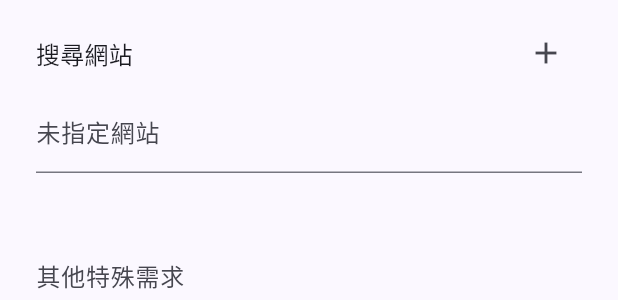
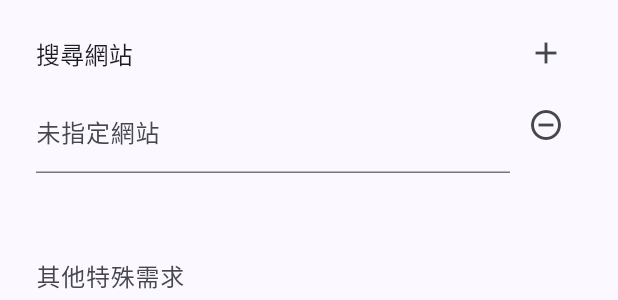
Before and after one commit to allenljf/daily-news, a Flutter app: the CategorySettingsForm widget shown alone on an empty page, opened directly with empty values, on a phone screen of 412 x 824 dp. Shown: the part 235-535 px from the top of the screen. Run offline on Flutter 3.47's test engine with Material 3 defaults, Android fonts, the phone set to English and light mode, and no system bars; our stand-ins replace dio, firebase_auth, firebase_core, flutter_riverpod, go_router, google_sign_in; accounts and stored records are empty; network calls fail.

Commit message:
feat: allow removing Category Source Settings
Each search website row now has a remove button; saving sends the remaining list so the server soft-deletes the removed Source Setting.

```diff
--- a/apps/mobile/lib/features/categories/presentation/category_settings_sheet.dart
+++ b/apps/mobile/lib/features/categories/presentation/category_settings_sheet.dart
@@ -16,6 +16,9 @@ const addSourceDialogFieldKey = Key('add-source-dialog-field');
 const saveCategoryButtonKey = Key('save-category-button');
 
 Key sourceSettingFieldKey(int index) => ValueKey('source-setting-$index');
+
+Key removeSourceSettingButtonKey(int index) =>
+    ValueKey('remove-source-setting-$index');
 
 final class CategorySettingsSheet extends ConsumerWidget {
   const CategorySettingsSheet({this.category, super.key});
@@ -164,6 +167,10 @@ final class _CategorySettingsFormState extends State<CategorySettingsForm> {
               for (var index = 0; index < _sourceControllers.length; index += 1)
                 Padding(
                   padding: const EdgeInsets.only(bottom: AppSpacing.small),
+                  child: Row(
+                    crossAxisAlignment: CrossAxisAlignment.start,
+                    children: [
+                      Expanded(
                         child: TextFormField(
                           key: sourceSettingFieldKey(index),
                           controller: _sourceControllers[index],
@@ -173,6 +180,17 @@ final class _CategorySettingsFormState extends State<CategorySettingsForm> {
                                 : localizations.websiteNameOrUrl,
                           ),
                           textInputAction: TextInputAction.next,
+                        ),
+                      ),
+                      IconButton(
+                        key: removeSourceSettingButtonKey(index),
+                        tooltip: localizations.removeSearchWebsite,
+                        onPressed: widget.isSubmitting
+                            ? null
+                            : () => _removeSourceSetting(index),
+                        icon: const Icon(Icons.remove_circle_outline),
+                      ),
+                    ],
                   ),
                 ),
               const SizedBox(height: AppSpacing.small),
@@ -244,6 +262,16 @@ final class _CategorySettingsFormState extends State<CategorySettingsForm> {
       return;
     }
     setState(() => _sourceControllers.add(TextEditingController(text: source)));
+  }
+
+  void _removeSourceSetting(int index) {
+    setState(() {
+      final controller = _sourceControllers.removeAt(index);
+      controller.dispose();
+      if (_sourceControllers.isEmpty) {
+        _sourceControllers.add(TextEditingController());
+      }
+    });
   }
 
   Future<void> _save() async {
--- a/apps/mobile/lib/l10n/app_localizations.dart
+++ b/apps/mobile/lib/l10n/app_localizations.dart
@@ -214,6 +214,12 @@ abstract class AppLocalizations {
   /// **'新增搜尋網站'**
   String get addSearchWebsite;
 
+  /// No description provided for @removeSearchWebsite.
+  ///
+  /// In zh, this message translates to:
+  /// **'移除搜尋網站'**
+  String get removeSearchWebsite;
+
   /// No description provided for @websiteNameOrUrl.
   ///
   /// In zh, this message translates to:
--- a/apps/mobile/lib/l10n/app_localizations_zh.dart
+++ b/apps/mobile/lib/l10n/app_localizations_zh.dart
@@ -68,6 +68,9 @@ class AppLocalizationsZh extends AppLocalizations {
 
   @override
   String get addSearchWebsite => '新增搜尋網站';
+
+  @override
+  String get removeSearchWebsite => '移除搜尋網站';
 
   @override
   String get websiteNameOrUrl => '網站名稱或 URL';
--- a/apps/mobile/lib/l10n/app_zh.arb
+++ b/apps/mobile/lib/l10n/app_zh.arb
@@ -20,6 +20,7 @@
   "searchWebsites": "搜尋網站",
   "unspecifiedWebsite": "未指定網站",
   "addSearchWebsite": "新增搜尋網站",
+  "removeSearchWebsite": "移除搜尋網站",
   "websiteNameOrUrl": "網站名稱或 URL",
   "add": "新增",
   "cancel": "取消",
```
Also changed, not shown: 1 other file. Lines whose indentation alone changed are shown as unchanged.
